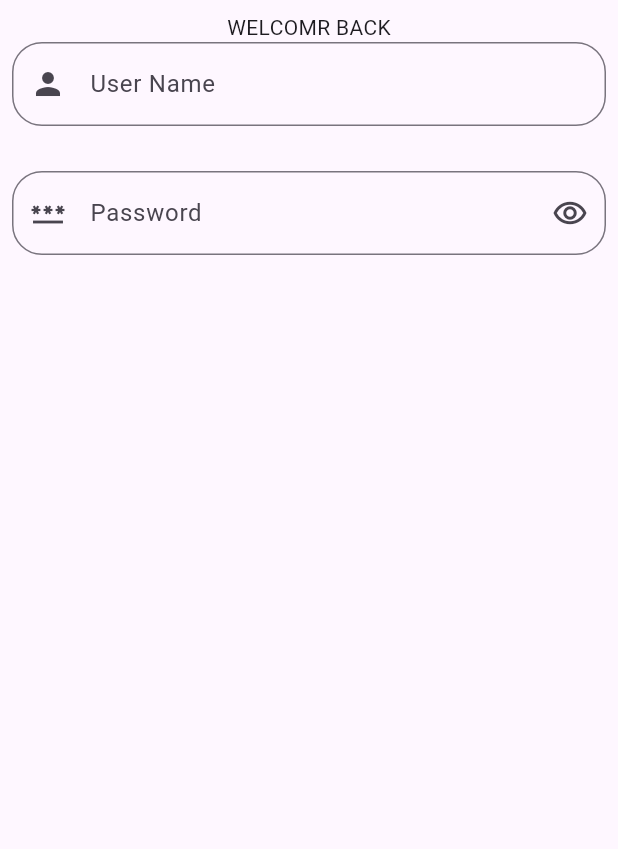
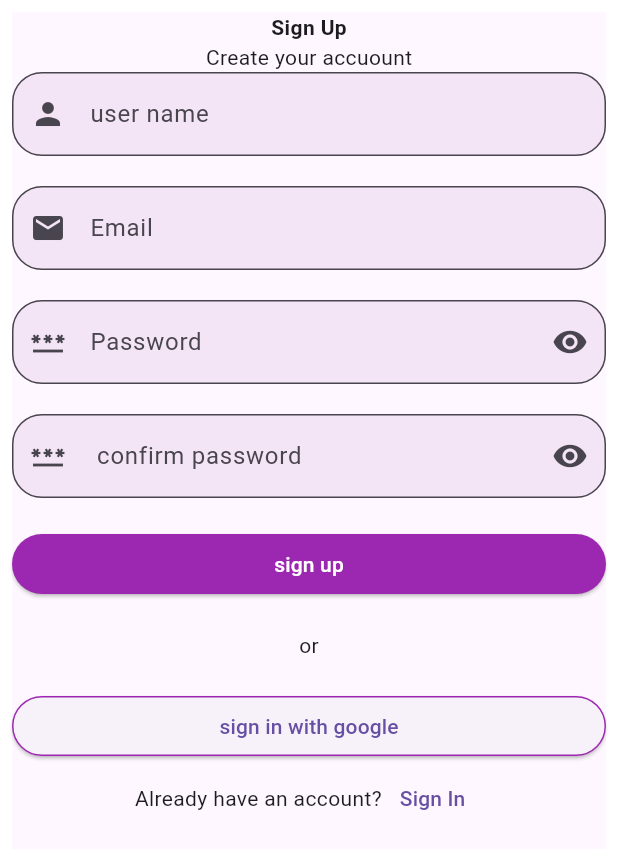
Before and after one commit to fathimmaansiya/products_app, a Flutter app: the screen it shows after launch, on a phone screen of 412 x 824 dp. Shown: the top 849 px of the screen. Run offline on Flutter 3.47's test engine with Material 3 defaults, Android fonts, the phone set to English and light mode, and no system bars; our stand-ins replace cloud_firestore, firebase_auth, firebase_core; accounts and stored records are empty.

Commit message:
fourth commit

```diff
--- a/lib/main.dart
+++ b/lib/main.dart
@@ -1,8 +1,15 @@
+import 'package:firebase_core/firebase_core.dart';
 import 'package:flutter/material.dart';
+import 'package:flutter_application_3/firebase_options.dart';
 import 'package:flutter_application_3/login_page.dart';
 import 'package:flutter_application_3/page_1.dart';
+import 'package:flutter_application_3/signup.dart';
 
-void main() {
+void main() async {
+  WidgetsFlutterBinding.ensureInitialized();
+  await Firebase.initializeApp(
+    options: DefaultFirebaseOptions.currentPlatform,
+);
   runApp(const MyApp());
 }
 
@@ -16,7 +23,7 @@ class MyApp extends StatelessWidget {
       debugShowCheckedModeBanner: false,
 
 
-      home: LoginPage(),
+      home: SignUpPage(),
     );
   }
 }
--- /dev/null
+++ b/lib/signup.dart
@@ -0,0 +1,220 @@
+import 'package:cloud_firestore/cloud_firestore.dart';
+import 'package:flutter/material.dart';
+import 'package:flutter_application_3/cutom_validator.dart';
+import 'package:flutter_application_3/login_page.dart';
+import 'package:flutter_application_3/page_1.dart';
+import 'package:firebase_auth/firebase_auth.dart';
+import 'package:flutter_application_3/usermodel.dart';
+
+class SignUpPage extends StatefulWidget {
+  const SignUpPage({super.key});
+
+  @override
+  State<SignUpPage> createState() => _page1State();
+}
+
+var nameController = TextEditingController();
+var emailController = TextEditingController();
+var passwordController = TextEditingController();
+var confirmController = TextEditingController();
+var formKey = GlobalKey<FormState>();
+bool showpassword = true;
+bool confirmpass=true;
+final auth = FirebaseAuth.instance;
+
+class _page1State extends State<SignUpPage> {
+  void showicon() {
+    setState(() {
+      showpassword = !showpassword;
+    });
+  }
+
+    void show1icon() {
+    setState(() {
+      confirmpass=!confirmpass;
+    });
+  }
+
+  @override
+  Widget build(BuildContext context) {
+    return Padding(
+      padding: const EdgeInsets.all(8.0),
+      child: Scaffold(
+        body: Center(
+          child: Form(
+            key: formKey,
+            child: Column(
+              children: [
+                const Text(
+                  "Sign Up",
+                  style: TextStyle(fontWeight: FontWeight.bold),
+                ),
+                Text("Create your accuount"),
+                TextFormField(
+                    controller: nameController,
+                    validator: (value) {
+                      if (value == null || value.isEmpty) {
+                        return ("invalid");
+                      }
+                      return null;
+                    },
+                    decoration: InputDecoration(
+                        labelText: "user name",
+                        prefixIcon: Icon(Icons.person),
+                        border: OutlineInputBorder(
+                            borderRadius: BorderRadius.circular(20)),
+                        fillColor: Colors.purple[50],
+                        filled: true)),
+                const SizedBox(
+                  width: 10,
+                  height: 20,
+                ),
+                TextFormField(
+                  controller: emailController,
+                  validator: (value) => Validation().emailValidator(value!),
+                  decoration: InputDecoration(
+                      labelText: "Email",
+                      prefixIcon: Icon(Icons.mail),
+                      border: OutlineInputBorder(
+                          borderRadius: BorderRadius.circular(20)),
+                      fillColor: Colors.purple[50],
+                      filled: true),
+                ),
+                const SizedBox(
+                  width: 10,
+                  height: 20,
+                ),
+                TextFormField(
+                  controller: passwordController,
+               validator: (value) => Validation().passwordValidator(value!),
+                  obscureText: showpassword,
+                  decoration: InputDecoration(
+                      labelText: "Password",
+                      prefixIcon: const Icon(Icons.password),
+                      suffixIcon: IconButton(
+                          onPressed: () {
+                            showicon();
+                          },
+                          icon: showpassword
+                              ? Icon(Icons.remove_red_eye)
+                              : Icon(Icons.remove_red_eye_outlined)),
+                      border: OutlineInputBorder(
+                          borderRadius: BorderRadius.circular(20)),
+                      fillColor: Colors.purple[50],
+                      filled: true),
+                ),
+                const SizedBox(
+                  width: 10,
+                  height: 20,
+                ),
+                TextFormField(
+                  controller: confirmController,
+                  validator: (value) {
+                    if (value == null || value.isEmpty) {
+                      return ("invalid");
+                    }
+                    if(value!=passwordController.text){
+                      return "password not match";
+                    }
+                    return null;
+                  },
+                  obscureText: confirmpass,
+                  decoration: InputDecoration(
+                      labelText: " confirm password",
+                      prefixIcon: Icon(Icons.password),
+                      suffixIcon: IconButton(
+                          onPressed: () {
+                            show1icon();
+                          },
+                          icon: confirmpass
+                              ? Icon(Icons.remove_red_eye)
+                              : Icon(Icons.remove_red_eye_outlined)),
+                      border: OutlineInputBorder(
+                          borderRadius: BorderRadius.circular(20)),
+                      fillColor: Colors.purple[50],
+                      filled: true),
+                ),
+                const SizedBox(
+                  width: 10,
+                  height: 20,
+                ),
+                ElevatedButton(
+                    style: ElevatedButton.styleFrom(
+                        fixedSize: Size.fromWidth(450),
+                        backgroundColor: Colors.purple[500]),
+                    onPressed: () {
+                      if (formKey.currentState!.validate()) {
+                        formKey.currentState!.reset();
+                        try {
+                          auth
+                              .createUserWithEmailAndPassword(
+                                  email: emailController.text,
+                                  password: passwordController.text)
+                              .then((credential) async {
+                            String id = credential.user!.uid;
+                            //  Navigator.push(context, MaterialPageRoute(builder: (context)=>Page1()));
+                            UserModel userInfo = UserModel(
+                                fullName: nameController.text,
+                                email: emailController.text,
+                                password: passwordController.text,
+                                id: id);
+                               await FirebaseFirestore.instance.collection("Users").doc(id).set(userInfo.tojason()).then((onValue){
+                                    Navigator.push(context, MaterialPageRoute(builder: (context)=>Page1()));
+                                });
+                          });
+                        } catch (e) {
+                          print("$e");
+                        }
+                      }
+                    },
+                    child: Text(
+                      "sign up",
+                      style: TextStyle(color: Colors.white),
+                    )),
+                //  Text(
+                //   "Sign Up",
+                //   style: TextStyle(color: Colors.white),
+                // )),
+                SizedBox(
+                  width: 10,
+                  height: 20,
+                ),
+                Text("or"),
+                const SizedBox(
+                  width: 10,
+                  height: 20,
+                ),
+                ElevatedButton(
+                    style: ElevatedButton.styleFrom(
+                        fixedSize: Size.fromWidth(450),
+                        side: BorderSide(color: Colors.purple)),
+                    onPressed: () {},
+                    child: Text("sign in with google")),
+                Row(
+                  mainAxisAlignment: MainAxisAlignment.center,
+                  children: [
+                    Text("Already have an account?"),
+                    // TextButton(
+                    //     onPressed: () {
+                    //       // Navigator.pop(context,
+                    //       //     MaterialPageRoute(builder: (context) => Myapp()));
+                    //     },
+                    //     child: Text("sign in")),
+                    TextButton(
+                        onPressed: () {
+                          Navigator.push(
+                              context,
+                              MaterialPageRoute(
+                                  builder: (context) => LoginPage()));
+                        },
+                        child: Text("Sign In"))
+                  ],
+                )
+              ],
+            ),
+          ),
+        ),
+      ),
+    );
+  }
+}
--- /dev/null
+++ b/lib/usermodel.dart
@@ -0,0 +1,32 @@
+
+
+class UserModel{
+  String fullName;
+  String email;
+  String password;
+  String id;
+
+UserModel(
+  { required this.fullName,
+  required this.email,
+  required this.password,
+  required this.id,});
+
+factory UserModel.fromJson(Map <String, dynamic>json){
+  return UserModel(
+    fullName:json['fullname'],
+    email:json['email'],
+    password:json['password'],
+    id:json['id'],
+  );
+}
+Map<String,dynamic> tojason(){
+  return{
+    'fullName':fullName,
+    'email':email,
+    'password':password,
+    'id':id
+  };
+}
+
+}
--- a/pubspec.yaml
+++ b/pubspec.yaml
@@ -35,6 +35,9 @@ dependencies:
   # The following adds the Cupertino Icons font to your application.
   # Use with the CupertinoIcons class for iOS style icons.
   cupertino_icons: ^1.0.6
+  firebase_core: ^3.4.0
+  firebase_auth: ^5.2.0
+  cloud_firestore: ^5.4.0
 
 dev_dependencies:
   flutter_test:
```
Also changed, not shown: lib/cutom_validator.dart (added, +37 -0 lines), lib/login_page.dart (+7 -1 lines), lib/loginpage.dart (added, +105 -0 lines), lib/page_1.dart (+105 -18 lines), lib/signup_page.dart (added, +10 -0 lines), assets/image/bleeper-min.jpg (added), firebase.json (added), lib/firebase_options.dart (added), pubspec.lock, 7 other files.
